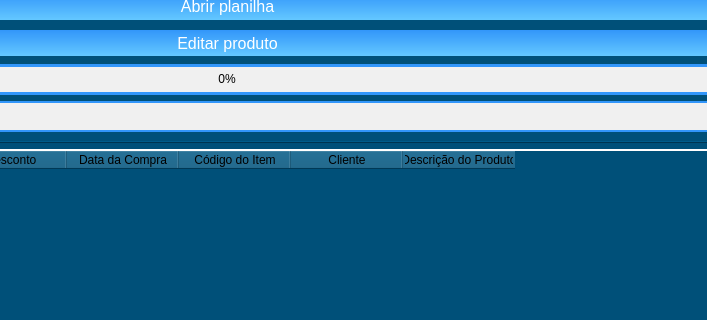
First picture: the form in novamaine.ui, repository KevenLucas025/ProjetoERP, before the edit; both pictures show x 579 to 1286 and y 121 to 441 of the 1445 by 820 pixel window.
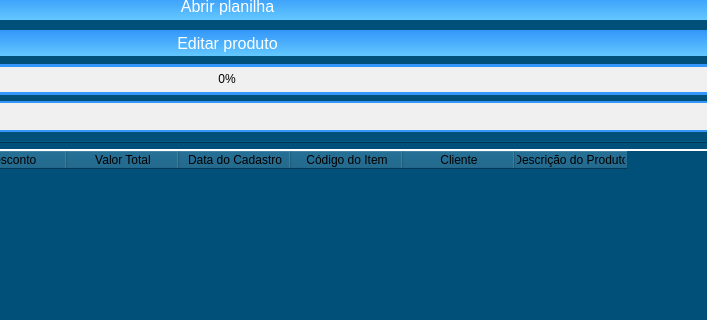
Second picture: the form after the edit. The open tabs and pages were chosen to show the change. Icons and pictures are not drawn.

Commit message: Criação colunas Valor Total/ Data do Cadastro

```diff
--- a/novamaine.ui
+++ b/novamaine.ui
@@ -7890,7 +7890,12 @@
              </column>
              <column>
               <property name="text">
-               <string>Data da Compra</string>
+               <string>Valor Total</string>
+              </property>
+             </column>
+             <column>
+              <property name="text">
+               <string>Data do Cadastro</string>
               </property>
              </column>
              <column>
```
Left out of the diff: 6 changed lines with no effect on the pictures. The commit also changes 11 other files.
